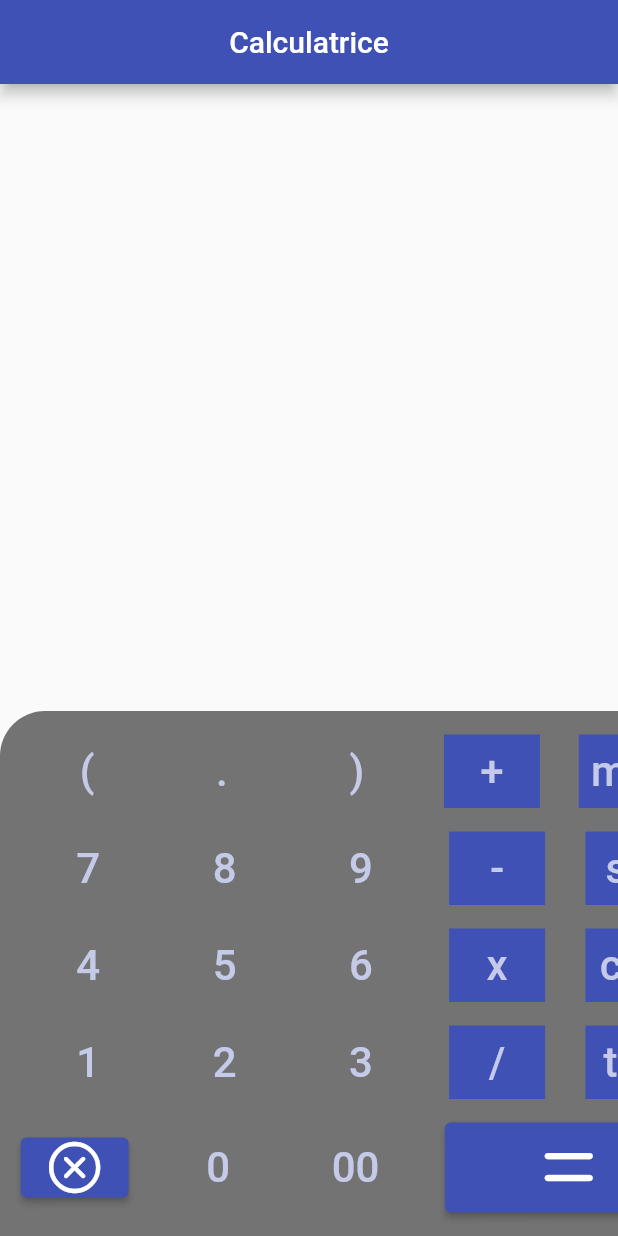
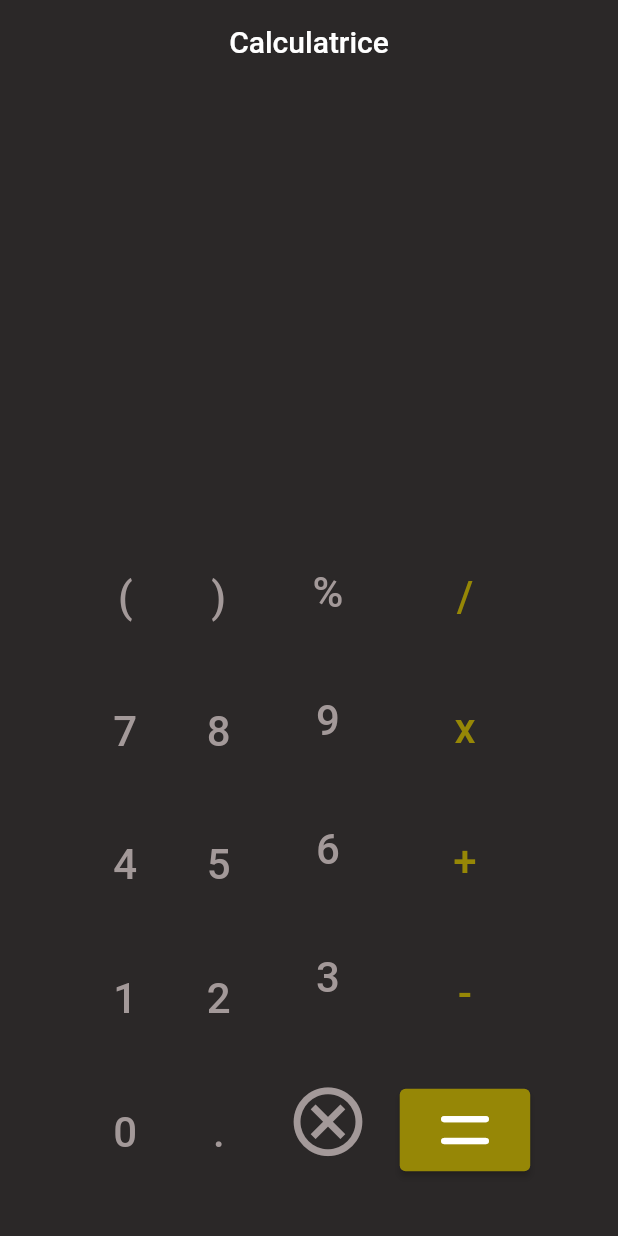
Before and after one commit to FROST066/Calculatrice, a Flutter app: the screen it shows after launch, on a phone screen of 412 x 824 dp. Run offline on Flutter 3.47's test engine with Material 2 defaults, Android fonts, the phone set to English and light mode, and no system bars; our stand-ins replace math_expressions.

Commit message:
Amelioration UI

```diff
--- a/lib/main.dart
+++ b/lib/main.dart
@@ -1,6 +1,6 @@
 import 'package:flutter/cupertino.dart';
 import 'package:flutter/material.dart';
-//import 'package:function_tree/function_tree.dart';
+import 'package:math_expressions/math_expressions.dart';
 
 void main() {
   runApp(const MyApp());
@@ -18,54 +18,85 @@ class MyApp extends StatelessWidget {
       theme: ThemeData(
         primarySwatch: Colors.indigo,
       ),
-      home: const MyHomePage(title: 'Flutter Demo Home Page'),
+      home: Calculatrice(),
     );
   }
 }
 
-class MyHomePage extends StatefulWidget {
-  const MyHomePage({Key? key, required this.title}) : super(key: key);
-  final String title;
+class Calculatrice extends StatefulWidget {
+  const Calculatrice({Key? key}) : super(key: key);
   @override
-  State<MyHomePage> createState() => _MyHomePageState();
+  State<Calculatrice> createState() => _CalculatriceState();
 }
 
-class _MyHomePageState extends State<MyHomePage> {
+class _CalculatriceState extends State<Calculatrice> {
+  Color cYellow = const Color.fromARGB(255, 150, 135, 6);
+  Color cBlack = const Color.fromARGB(255, 43, 40, 40);
+  Color cWhite = const Color.fromARGB(255, 163, 153, 153);
   @override
   Widget build(BuildContext context) {
     return Scaffold(
-        appBar: AppBar(title: const Text('Calculatrice'), centerTitle: true),
-        body: Column(
-          mainAxisAlignment: MainAxisAlignment.spaceBetween,
-          children: [
-            Container(height: 25.0),
-            Text(equation, textScaleFactor: 2.0),
-            Text(aff, textScaleFactor: 3.0),
-            SingleChildScrollView(
-                scrollDirection: Axis.horizontal,
+      appBar: AppBar(
+        title: const Text('Calculatrice'),
+        centerTitle: true,
+        backgroundColor: cBlack,
+        elevation: 0,
+      ),
+      body: Center(
+        child: Container(
+          color: cBlack,
+          height: MediaQuery.of(context).size.height,
+          width: MediaQuery.of(context).size.width,
+          child: Column(
+            crossAxisAlignment: CrossAxisAlignment.end,
+            mainAxisAlignment: MainAxisAlignment.spaceBetween,
+            children: [
+              Padding(
+                padding: const EdgeInsets.all(8.0),
+                child: Text(equation, textScaleFactor: 1.5, maxLines: 4, style: TextStyle(color: cWhite)),
+              ),
+              Text(aff, textScaleFactor: 4.0, style: const TextStyle(color: Colors.white)),
+              Center(
                 child: Container(
-                    height: 350.0,
-                    width: 510.0,
-                    decoration: const BoxDecoration(color: Colors.black54, borderRadius: BorderRadius.only(topLeft: Radius.circular(30.0), topRight: Radius.circular(30.0))),
-                    child: Column(mainAxisAlignment: MainAxisAlignment.spaceEvenly, children: [
-                      ligne(touche("("), touche("."), touche(")"), ope("+"), ope("mod"), Container(width: 0)),
-                      ligne(touche("7"), touche("8"), touche("9"), ope("-"), ope("sin"), Container(width: 2)),
-                      ligne(touche("4"), touche("5"), touche("6"), ope("x"), ope("cos"), Container(width: 2)),
-                      ligne(touche("1"), touche("2"), touche("3"), ope("/"), ope("tan"), Container(width: 2)),
-                      Row(mainAxisAlignment: MainAxisAlignment.spaceAround, children: [
-                        ElevatedButton(
-                          onPressed: effacer,
-                          onLongPress: tout_effacer,
-                          child: const Icon(CupertinoIcons.xmark_circle, size: 40.0),
-                        ),
-                        touche("0"),
-                        touche("00"),
-                        SizedBox(height: 60.0, width: 165.0, child: ElevatedButton(child: const Icon(CupertinoIcons.equal, size: 55.0), onPressed: () => egale(true))),
-                        Container(width: 7)
-                      ])
-                    ])))
-          ],
-        ));
+                    padding: const EdgeInsets.all(5),
+                    height: MediaQuery.of(context).size.height * 6 / 10,
+                    width: MediaQuery.of(context).size.width * 8 / 10,
+                    decoration: const BoxDecoration(borderRadius: BorderRadius.all(Radius.circular(30.0))),
+                    child: Row(mainAxisAlignment: MainAxisAlignment.spaceEvenly, children: [
+                      colonne(touche("(", cWhite), touche("7", cWhite), touche("4", cWhite), touche("1", cWhite), touche("0", cWhite)),
+                      colonne(touche(")", cWhite), touche("8", cWhite), touche("5", cWhite), touche("2", cWhite), touche(".", cWhite)),
+                      colonne(
+                          touche("%", cWhite),
+                          touche("9", cWhite),
+                          touche("6", cWhite),
+                          touche("3", cWhite),
+                          TextButton(
+                            onPressed: effacer,
+                            onLongPress: toutEffacer,
+                            style: ButtonStyle(foregroundColor: MaterialStateProperty.all<Color>(cWhite), backgroundColor: MaterialStateProperty.all<Color>(cBlack)),
+                            child: const Icon(Icons.cancel_outlined, size: 55.0),
+                          )),
+                      colonne(
+                          touche("/", cYellow),
+                          touche("x", cYellow),
+                          touche("+", cYellow),
+                          touche("-", cYellow),
+                          ElevatedButton(
+                            onPressed: () => egale(true),
+                            style: ButtonStyle(backgroundColor: MaterialStateProperty.all<Color>(cYellow)),
+                            child: const Icon(CupertinoIcons.equal, size: 55.0),
+                          )),
+                    ])),
+              )
+            ],
+          ),
+        ),
+      ),
+    );
+  }
+
+  Widget colonne(Widget a, Widget b, Widget c, Widget d, Widget e) {
+    return Column(mainAxisAlignment: MainAxisAlignment.spaceEvenly, children: [a, b, c, d, e]);
   }
 
   void effacer() {
@@ -77,49 +108,43 @@ class _MyHomePageState extends State<MyHomePage> {
     });
   }
 
-  void tout_effacer() {
+  void toutEffacer() {
     setState(() {
       aff = "";
       equation = "";
     });
   }
 
-  TextButton touche(String ch) {
-    return TextButton(child: Text(ch, style: TextStyle(color: Colors.indigo[100]), textAlign: TextAlign.center, textScaleFactor: 2.0), onPressed: () => add_char(ch));
+  Widget touche(String ch, Color color) {
+    return Container(width: 50, height: 50, child: TextButton(child: Text(ch, style: TextStyle(color: color), textAlign: TextAlign.center, textScaleFactor: 2.0), onPressed: () => add_char(ch)));
   }
 
   void add_char(String ch) {
-    if (equation.length < 22)
+    if (equation.length < 22) {
       setState(() {
-        equation = equation + ch;
+        equation += ch;
         egale(false);
       });
-  }
-
-  Widget ope(String ch) {
-    return Container(color: Colors.indigo, child: touche(ch));
-  }
-
-  Row ligne(Widget a, Widget b, Widget c, Widget d, Widget e, Widget f) {
-    return Row(
-      mainAxisAlignment: MainAxisAlignment.spaceEvenly,
-      children: [a, b, c, d, e, f],
-    );
+    }
   }
 
   void egale(bool bol) {
-    if (equation.isEmpty)
+    if (equation.isEmpty) {
       aff = "";
-    else {
+    } else {
       setState(() {
         try {
           String equa = equation;
-          equa = equa.replaceAll("mod", "%").replaceAll("x", "*");
-          // aff="${equa.interpret()}";
+          equa = equa.replaceAll("x", "*");
+          Parser p = Parser();
+          Expression exp = p.parse(equa);
+          ContextModel cm = ContextModel();
+          aff = '${exp.evaluate(EvaluationType.REAL, cm)}';
+
           if (aff.substring(aff.length - 2) == ".0") aff = aff.substring(0, (aff.length) - 2);
           if (aff.length > 15) aff = aff.substring(0, 10) + aff.substring(aff.length - 5);
         } catch (erreur) {
-          if (bol) aff = "Erreur de syntaxe";
+          if (bol) aff = "Erreur de syntaxe ";
         }
       });
     }
--- a/pubspec.yaml
+++ b/pubspec.yaml
@@ -34,6 +34,8 @@ dependencies:
   # The following adds the Cupertino Icons font to your application.
   # Use with the CupertinoIcons class for iOS style icons.
   cupertino_icons: ^1.0.2
+  function_tree: ^0.8.13
+  math_expressions: ^2.3.1
 
 dev_dependencies:
   flutter_test:
```
Also changed, not shown: firebase.json (added), pubspec.lock, 3 other files.
